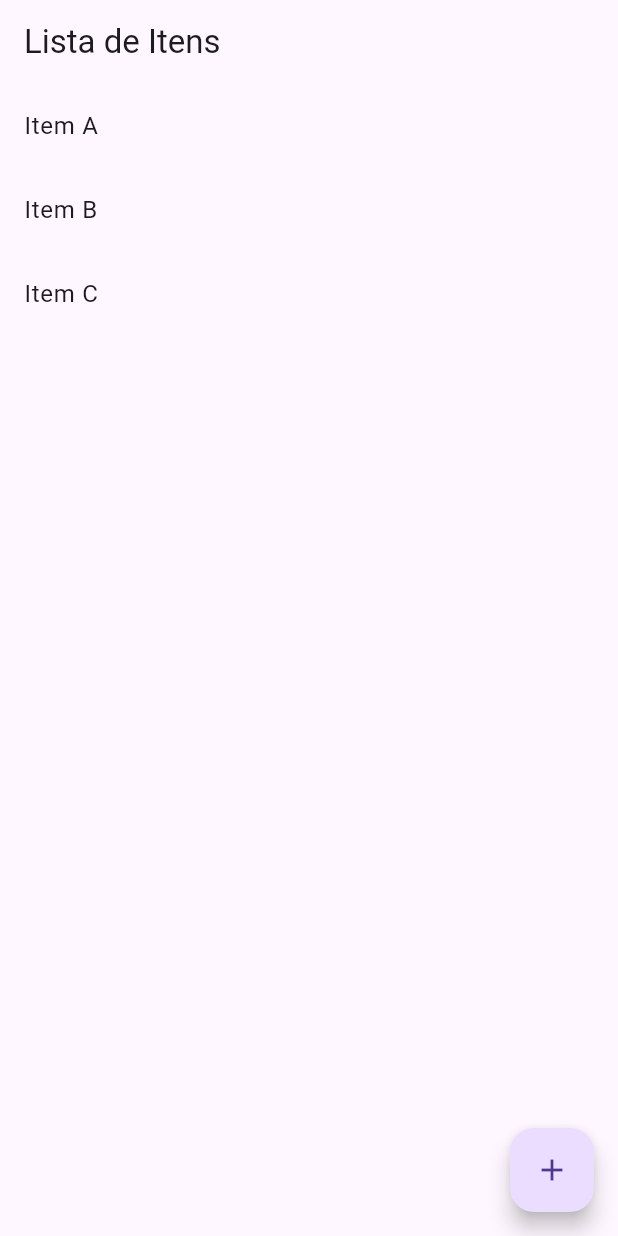
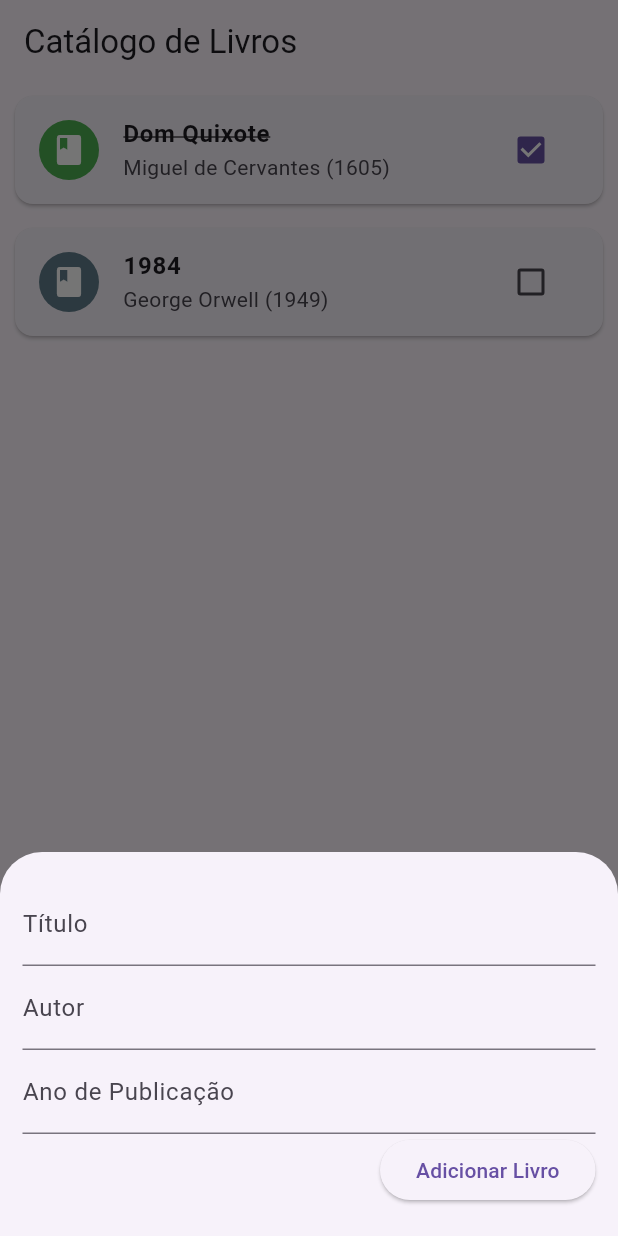
Before and after one commit to TheoZpn/estudos, a Flutter app: the screen it shows after launch, after a tap on the "add" icon, on a phone screen of 412 x 824 dp. Run offline on Flutter 3.47's test engine with Material 3 defaults, Android fonts, the phone set to English and light mode, and no system bars.

Commit message:
mudança de escopo + crud

```diff
--- a/lib/estudos/estudo1.dart
+++ /dev/null
@@ -1,3 +0,0 @@
-main() {
-  print('Hello World');
-}
--- /dev/null
+++ b/lib/home_screen.dart
@@ -0,0 +1,175 @@
+import 'package:flutter/material.dart';
+import 'package:estudo/models/livro.dart';
+
+class HomeScreen extends StatefulWidget {
+  const HomeScreen({super.key});
+
+  @override
+  State<HomeScreen> createState() => _HomeScreenState();
+}
+
+class _HomeScreenState extends State<HomeScreen> {
+  final List<Livro> _livros = [
+    Livro(
+      id: 'l1',
+      titulo: 'Dom Quixote',
+      autor: 'Miguel de Cervantes',
+      anoPublicacao: 1605,
+      lido: true,
+    ),
+    Livro(
+      id: 'l2',
+      titulo: '1984',
+      autor: 'George Orwell',
+      anoPublicacao: 1949,
+      lido: false,
+    ),
+  ];
+
+  void _adicionarNovoLivro(String titulo, String autor, int ano) {
+    final novoLivro = Livro(
+      id: DateTime.now().toString(),
+      titulo: titulo,
+      autor: autor,
+      anoPublicacao: ano,
+    );
+
+    setState(() {
+      _livros.add(novoLivro);
+    });
+    Navigator.of(context).pop();
+  }
+
+  void _toggleLido(String id) {
+    setState(() {
+      final index = _livros.indexWhere((livro) => livro.id == id);
+      if (index >= 0) {
+        _livros[index].lido = !_livros[index].lido;
+      }
+    });
+  }
+
+  void _deletarLivro(String id) {
+    setState(() {
+      _livros.removeWhere((livro) => livro.id == id);
+    });
+  }
+
+  void _mostrarFormularioAdicao(BuildContext ctx) {
+    final _tituloController = TextEditingController();
+    final _autorController = TextEditingController();
+    final _anoController = TextEditingController();
+
+    showModalBottomSheet(
+      context: ctx,
+      isScrollControlled: true,
+      builder: (_) {
+        return Padding(
+          padding: EdgeInsets.only(
+            top: 20,
+            left: 15,
+            right: 15,
+            bottom: MediaQuery.of(ctx).viewInsets.bottom + 20,
+          ),
+          child: SingleChildScrollView(
+            child: Column(
+              mainAxisSize: MainAxisSize.min,
+              crossAxisAlignment: CrossAxisAlignment.end,
+              children: <Widget>[
+                TextField(
+                  controller: _tituloController,
+                  decoration: const InputDecoration(labelText: 'Título'),
+                ),
+                TextField(
+                  controller: _autorController,
+                  decoration: const InputDecoration(labelText: 'Autor'),
+                ),
+                TextField(
+                  controller: _anoController,
+                  decoration: const InputDecoration(
+                    labelText: 'Ano de Publicação',
+                  ),
+                  keyboardType: TextInputType.number,
+                ),
+                ElevatedButton(
+                  child: const Text('Adicionar Livro'),
+                  onPressed: () {
+                    final ano = int.tryParse(_anoController.text) ?? 0;
+                    if (_tituloController.text.isEmpty || ano <= 0) return;
+
+                    _adicionarNovoLivro(
+                      _tituloController.text,
+                      _autorController.text,
+                      ano,
+                    );
+                  },
+                ),
+              ],
+            ),
+          ),
+        );
+      },
+    );
+  }
+
+  @override
+  Widget build(BuildContext context) {
+    return Scaffold(
+      appBar: AppBar(title: const Text('Catálogo de Livros')),
+      body: _livros.isEmpty
+          ? const Center(child: Text('Nenhum livro cadastrado ainda!'))
+          : ListView.builder(
+              itemCount: _livros.length,
+              itemBuilder: (ctx, index) {
+                final livro = _livros[index];
+
+                return Dismissible(
+                  key: ValueKey(livro.id),
+                  background: Container(
+                    color: Colors.red,
+                    alignment: Alignment.centerRight,
+                    padding: const EdgeInsets.only(right: 20),
+                    child: const Icon(Icons.delete, color: Colors.white),
+                  ),
+                  direction: DismissDirection.endToStart,
+                  onDismissed: (_) => _deletarLivro(livro.id),
+
+                  child: Card(
+                    margin: const EdgeInsets.symmetric(
+                      vertical: 8,
+                      horizontal: 10,
+                    ),
+                    child: ListTile(
+                      leading: CircleAvatar(
+                        backgroundColor: livro.lido
+                            ? Colors.green
+                            : Colors.blueGrey,
+                        child: const Icon(Icons.book, color: Colors.white),
+                      ),
+                      title: Text(
+                        livro.titulo,
+                        style: TextStyle(
+                          decoration: livro.lido
+                              ? TextDecoration.lineThrough
+                              : null,
+                          fontWeight: FontWeight.bold,
+                        ),
+                      ),
+                      subtitle: Text('${livro.autor} (${livro.anoPublicacao})'),
+                      trailing: Checkbox(
+                        value: livro.lido,
+                        onChanged: (_) => _toggleLido(livro.id),
+                      ),
+                      onTap: () => _toggleLido(livro.id),
+                    ),
+                  ),
+                );
+              },
+            ),
+      floatingActionButton: FloatingActionButton(
+        child: const Icon(Icons.add),
+        onPressed: () => _mostrarFormularioAdicao(context),
+      ),
+    );
+  }
+}
--- a/lib/itens/item1/item1.dart
+++ /dev/null
@@ -1,6 +0,0 @@
-class Item {
-  int id;
-  String nome;
-
-  Item({required this.id, required this.nome});
-}
--- a/lib/main.dart
+++ b/lib/main.dart
@@ -1,7 +1,6 @@
-// lib/main.dart
+import 'package:flutter/material.dart';
 
-import 'package:flutter/material.dart';
-import 'package:estudo/itens/item1/item1.dart';
+import 'package:estudo/home_screen.dart';
 
 void main() {
   runApp(const MyApp());
@@ -13,40 +12,12 @@ class MyApp extends StatelessWidget {
   @override
   Widget build(BuildContext context) {
     return MaterialApp(
-      title: 'exemplo de crud',
-      theme: ThemeData(primarySwatch: Colors.blue),
-      home: const HomePage(),
+      title: 'Catálogo de Livros CRUD',
+      theme: ThemeData(primarySwatch: Colors.blueGrey, useMaterial3: true),
+
+      home: const HomeScreen(),
+
+      debugShowCheckedModeBanner: false,
     );
   }
 }
-
-// Lista de itens mock
-final List<Item> listaDeItens = [
-  Item(id: 1, nome: 'Item A'),
-  Item(id: 2, nome: 'Item B'),
-  Item(id: 3, nome: 'Item C'),
-];
-
-class HomePage extends StatelessWidget {
-  const HomePage({super.key});
-
-  @override
-  Widget build(BuildContext context) {
-    return Scaffold(
-      appBar: AppBar(title: const Text('Lista de Itens')),
-      body: ListView.builder(
-        itemCount: listaDeItens.length,
-        itemBuilder: (context, index) {
-          final item = listaDeItens[index];
-          return ListTile(title: Text(item.nome));
-        },
-      ),
-      floatingActionButton: FloatingActionButton(
-        onPressed: () {
-          // Ação para adicionar um novo item (Create)
-        },
-        child: const Icon(Icons.add),
-      ),
-    );
-  }
-}
--- /dev/null
+++ b/lib/models/livro.dart
@@ -0,0 +1,15 @@
+class Livro {
+  final String id;
+  String titulo;
+  String autor;
+  int anoPublicacao;
+  bool lido;
+
+  Livro({
+    required this.id,
+    required this.titulo,
+    required this.autor,
+    required this.anoPublicacao,
+    this.lido = false,
+  });
+}
```
